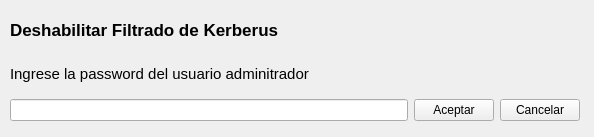
Above: cliente/password/formUsuario.ui from AviFix/Kerberus-Control-Parental before the change. Below: the same form after it.
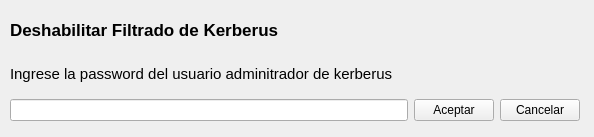
That is the form after the change.

```diff
--- a/cliente/password/formUsuario.ui
+++ b/cliente/password/formUsuario.ui
@@ -29,15 +29,15 @@
     </rect>
    </property>
    <layout class="QGridLayout" name="gridLayout">
-    <item row="3" column="0">
-     <widget class="QLabel" name="label_2">
+    <item row="3" column="0" colspan="3">
+     <widget class="QLabel" name="Descripcion">
       <property name="font">
        <font>
         <pointsize>11</pointsize>
        </font>
       </property>
       <property name="text">
-       <string>Ingrese la password del usuario adminitrador</string>
+       <string>Ingrese la password del usuario adminitrador de kerberus</string>
       </property>
      </widget>
     </item>
```
Left out of the diff: 4 changed lines with no effect on the pictures.
